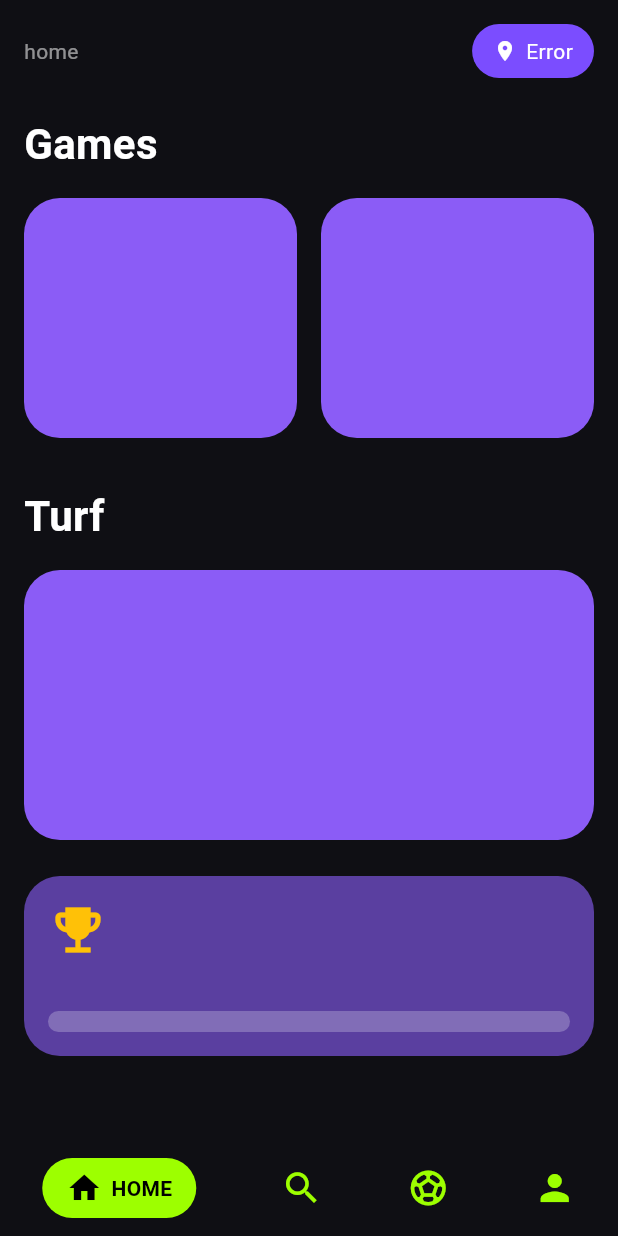
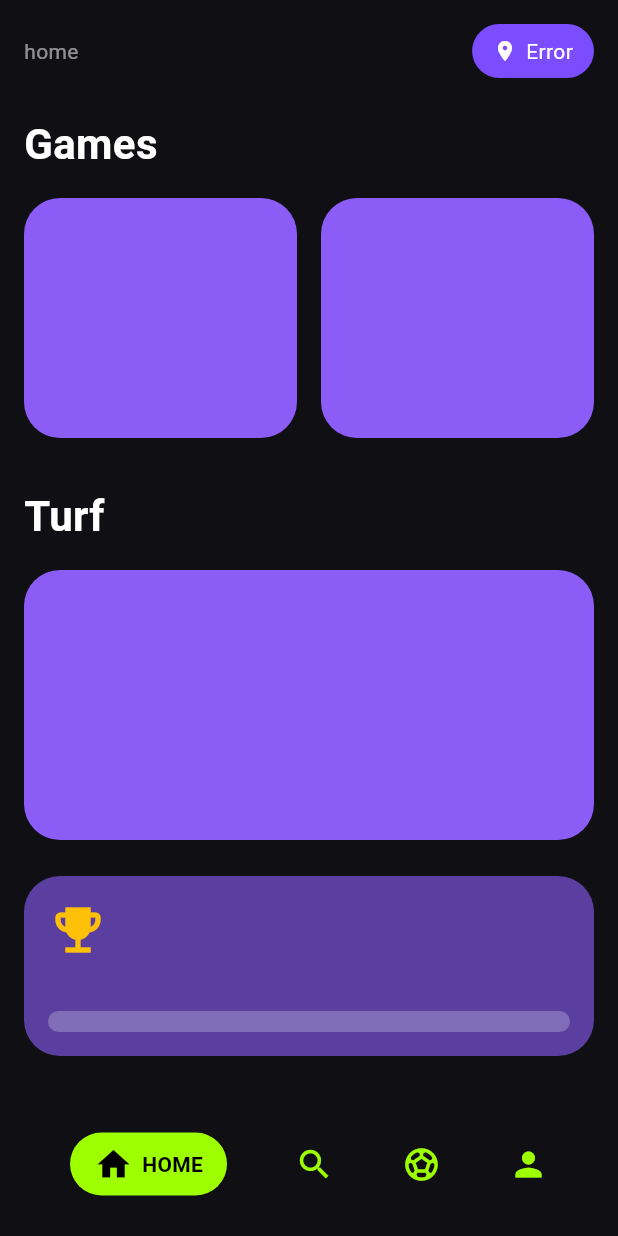
Before and after one commit to shad-ct/Play-On, a Flutter app: the screen it shows after launch, on a phone screen of 412 x 824 dp. Run offline on Flutter 3.47's test engine with Material 3 defaults, Android fonts, the phone set to English and light mode, and no system bars; our stand-ins replace geocoding, geolocator; Roboto replaces fonts that are missing (Poppins).

Commit message:
changes to nav bar

```diff
--- a/lib/main.dart
+++ b/lib/main.dart
@@ -32,6 +32,21 @@ class HomeScreen extends StatefulWidget {
 class _HomeScreenState extends State<HomeScreen> {
   String _currentLocation = "Kannur";
   bool _isLoading = false;
+  int _selectedIndex = 0;
+
+  final List<IconData> _navIcons = [
+    Icons.home,
+    Icons.search,
+    Icons.sports_soccer,
+    Icons.person,
+  ];
+
+  final List<String> _navLabels = [
+    "HOME",
+    "SEARCH",
+    "TURF",
+    "PROFILE",
+  ];
 
   @override
   void initState() {
@@ -40,16 +55,10 @@ class _HomeScreenState extends State<HomeScreen> {
   }
 
   Future<void> _getCurrentLocation() async {
-    setState(() {
-      _isLoading = true;
-    });
+    setState(() => _isLoading = true);
 
     try {
-      bool serviceEnabled;
-      LocationPermission permission;
-
-      // Test if location services are enabled.
-      serviceEnabled = await Geolocator.isLocationServiceEnabled();
+      bool serviceEnabled = await Geolocator.isLocationServiceEnabled();
       if (!serviceEnabled) {
         setState(() {
           _currentLocation = "Service Disabled";
@@ -58,7 +67,7 @@ class _HomeScreenState extends State<HomeScreen> {
         return;
       }
 
-      permission = await Geolocator.checkPermission();
+      LocationPermission permission = await Geolocator.checkPermission();
       if (permission == LocationPermission.denied) {
         permission = await Geolocator.requestPermission();
         if (permission == LocationPermission.denied) {
@@ -78,23 +87,22 @@ class _HomeScreenState extends State<HomeScreen> {
         return;
       }
 
-      // When we reach here, permissions are granted and we can
-      // continue accessing the position of the device.
       Position position = await Geolocator.getCurrentPosition(
-          desiredAccuracy: LocationAccuracy.high);
+        desiredAccuracy: LocationAccuracy.high,
+      );
 
       List<Placemark> placemarks =
           await placemarkFromCoordinates(position.latitude, position.longitude);
 
       if (placemarks.isNotEmpty) {
-        Placemark place = placemarks[0];
+        Placemark place = placemarks.first;
         setState(() {
-          _currentLocation = place.locality ?? place.subAdministrativeArea ?? "Unknown";
+          _currentLocation =
+              place.locality ?? place.subAdministrativeArea ?? "Unknown";
           _isLoading = false;
         });
       }
-    } catch (e) {
-      debugPrint(e.toString());
+    } catch (_) {
       setState(() {
         _currentLocation = "Error";
         _isLoading = false;
@@ -108,9 +116,16 @@ class _HomeScreenState extends State<HomeScreen> {
       body: SafeArea(
         child: Column(
           children: [
-            // Top content
-            Expanded(
-              child: SingleChildScrollView(
+            Expanded(child: _buildHomeContent()),
+            _buildBottomNav(),
+          ],
+        ),
+      ),
+    );
+  }
+
+  Widget _buildHomeContent() {
+    return SingleChildScrollView(
       padding: const EdgeInsets.all(16),
       child: Column(
         crossAxisAlignment: CrossAxisAlignment.start,
@@ -121,16 +136,13 @@ class _HomeScreenState extends State<HomeScreen> {
             children: [
               const Text(
                 "home",
-                          style: TextStyle(
-                            color: Colors.white54,
-                            fontSize: 14,
-                          ),
+                style: TextStyle(color: Colors.white54, fontSize: 14),
               ),
               GestureDetector(
                 onTap: _isLoading ? null : _getCurrentLocation,
                 child: Container(
-                            padding: const EdgeInsets.symmetric(
-                                horizontal: 14, vertical: 8),
+                  padding:
+                      const EdgeInsets.symmetric(horizontal: 14, vertical: 8),
                   decoration: BoxDecoration(
                     color: const Color(0xFF7B4DFF),
                     borderRadius: BorderRadius.circular(20),
@@ -139,8 +151,8 @@ class _HomeScreenState extends State<HomeScreen> {
                     children: [
                       Icon(
                         _isLoading ? Icons.sync : Icons.location_on,
+                        size: 16,
                         color: Colors.white,
-                                  size: 16,
                       ),
                       const SizedBox(width: 6),
                       Text(
@@ -150,20 +162,18 @@ class _HomeScreenState extends State<HomeScreen> {
                     ],
                   ),
                 ),
-                        )
+              ),
             ],
           ),
 
           const SizedBox(height: 24),
 
-                    // Games section
           const Text(
             "Games",
             style: TextStyle(
                 color: Colors.white,
                 fontSize: 28,
-                        fontWeight: FontWeight.bold,
-                      ),
+                fontWeight: FontWeight.bold),
           ),
           const SizedBox(height: 16),
 
@@ -177,14 +187,12 @@ class _HomeScreenState extends State<HomeScreen> {
 
           const SizedBox(height: 32),
 
-                    // Turf section
           const Text(
             "Turf",
             style: TextStyle(
                 color: Colors.white,
                 fontSize: 28,
-                        fontWeight: FontWeight.bold,
-                      ),
+                fontWeight: FontWeight.bold),
           ),
           const SizedBox(height: 16),
 
@@ -192,7 +200,6 @@ class _HomeScreenState extends State<HomeScreen> {
 
           const SizedBox(height: 24),
 
-                    // Trophy card
           Container(
             height: 120,
             padding: const EdgeInsets.all(16),
@@ -203,11 +210,8 @@ class _HomeScreenState extends State<HomeScreen> {
             child: Column(
               crossAxisAlignment: CrossAxisAlignment.start,
               children: [
-                          const Icon(
-                            Icons.emoji_events,
-                            color: Colors.amber,
-                            size: 40,
-                          ),
+                const Icon(Icons.emoji_events,
+                    color: Colors.amber, size: 40),
                 const Spacer(),
                 Container(
                   height: 14,
@@ -215,38 +219,15 @@ class _HomeScreenState extends State<HomeScreen> {
                     color: Colors.white24,
                     borderRadius: BorderRadius.circular(20),
                   ),
-                          )
+                ),
               ],
             ),
           ),
         ],
       ),
-              ),
-            ),
-
-            // Bottom Navigation
-            Container(
-              padding: const EdgeInsets.symmetric(vertical: 12),
-              decoration: const BoxDecoration(
-                color: Color(0xFF0F0F14),
-              ),
-              child: Row(
-                mainAxisAlignment: MainAxisAlignment.spaceAround,
-                children: [
-                  _navItem(Icons.home, "HOME", active: true),
-                  _navIcon(Icons.search),
-                  _navIcon(Icons.sports_soccer),
-                  _navIcon(Icons.person),
-                ],
-              ),
-            ),
-          ],
-        ),
-      ),
     );
   }
 
-  // Purple card widget
   Widget _purpleCard({required double height, bool fullWidth = false}) {
     return Expanded(
       flex: fullWidth ? 0 : 1,
@@ -261,35 +242,74 @@ class _HomeScreenState extends State<HomeScreen> {
     );
   }
 
-  // Bottom nav active item
-  Widget _navItem(IconData icon, String label, {bool active = false}) {
+  Widget _buildBottomNav() {
     return Container(
-      padding: const EdgeInsets.symmetric(horizontal: 16, vertical: 8),
+      height: 72,
+      margin: const EdgeInsets.all(12),
+      padding: const EdgeInsets.symmetric(horizontal: 12),
       decoration: BoxDecoration(
-        color: active ? const Color(0xFF9DFF00) : Colors.transparent,
+        color: const Color(0xFF0F0F14),
+        borderRadius: BorderRadius.circular(40),
+      ),
+      child: Row(
+        mainAxisAlignment: MainAxisAlignment.spaceAround,
+        children: List.generate(_navIcons.length, (index) {
+          return _animatedNavItem(
+            index: index,
+            icon: _navIcons[index],
+            label: _navLabels[index],
+          );
+        }),
+      ),
+    );
+  }
+
+  Widget _animatedNavItem({
+    required int index,
+    required IconData icon,
+    required String label,
+  }) {
+    final bool isActive = _selectedIndex == index;
+
+    return GestureDetector(
+      onTap: () => setState(() => _selectedIndex = index),
+      child: AnimatedContainer(
+        duration: const Duration(milliseconds: 300),
+        padding: EdgeInsets.symmetric(
+          horizontal: isActive ? 16 : 0,
+          vertical: 8,
+        ),
+        decoration: BoxDecoration(
+          color: isActive ? const Color(0xFF9DFF00) : Colors.transparent,
           borderRadius: BorderRadius.circular(30),
         ),
         child: Row(
           children: [
-          Icon(icon,
-              color: active ? Colors.black : const Color(0xFF9DFF00)),
-          if (active) ...[
+            Icon(
+              icon,
+              size: 26,
+              color: isActive ? Colors.black : const Color(0xFF9DFF00),
+            ),
+            AnimatedSize(
+              duration: const Duration(milliseconds: 300),
+              curve: Curves.easeInOut,
+              child: isActive
+                  ? Row(
+                      children: [
                         const SizedBox(width: 6),
                         Text(
                           label,
                           style: const TextStyle(
                               color: Colors.black,
-                fontWeight: FontWeight.bold,
+                              fontWeight: FontWeight.bold),
                         ),
+                      ],
                     )
-          ]
+                  : const SizedBox(),
+            ),
           ],
+        ),
       ),
     );
   }
-
-  // Bottom nav icon
-  Widget _navIcon(IconData icon) {
-    return Icon(icon, color: const Color(0xFF9DFF00), size: 28);
 }
-}
```
Lines whose indentation alone changed are shown as unchanged.
